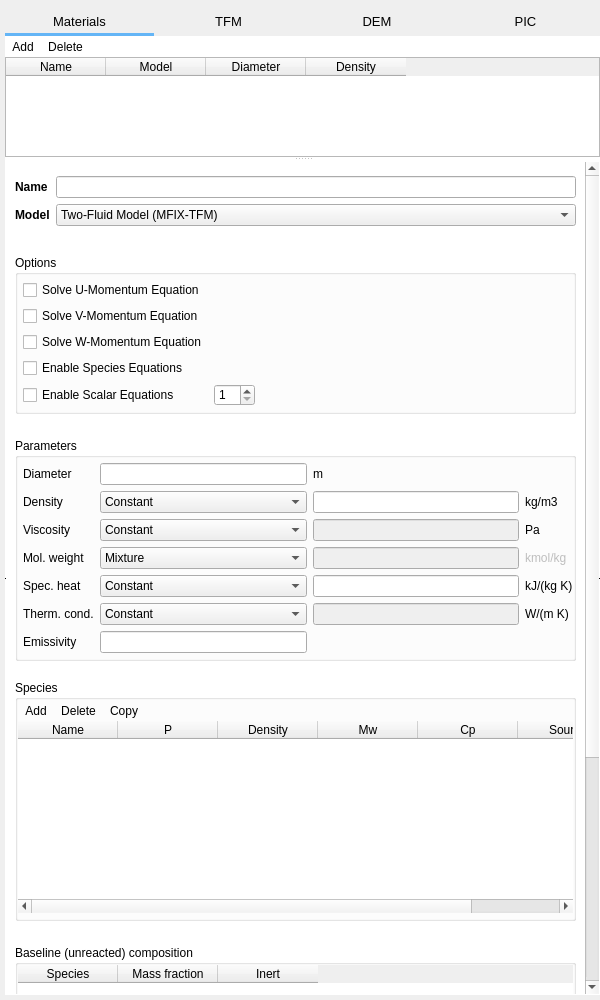
Old version of the form gui/uifiles/solids.ui in the repository truongd8593/mfix.
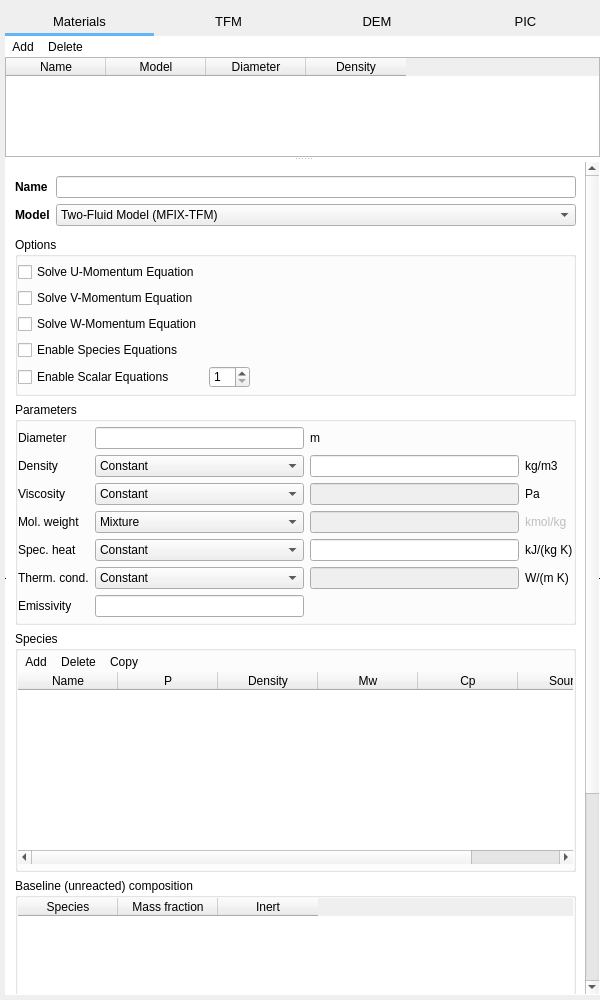
New version of the form. Custom widgets are drawn as their Qt base class.

Commit message: spacers, margins

```diff
--- a/gui/uifiles/solids.ui
+++ b/gui/uifiles/solids.ui
@@ -377,8 +377,8 @@
             <rect>
              <x>0</x>
              <y>0</y>
-             <width>629</width>
-             <height>1195</height>
+             <width>574</width>
+             <height>1104</height>
             </rect>
            </property>
            <property name="sizePolicy">
@@ -391,32 +391,6 @@
             <string notr="true"/>
            </property>
            <layout class="QGridLayout" name="gridLayout_13">
-            <item row="8" column="0">
-             <spacer name="verticalSpacer_8">
-              <property name="orientation">
-               <enum>Qt::Vertical</enum>
-              </property>
-              <property name="sizeHint" stdset="0">
-               <size>
-                <width>20</width>
-                <height>18</height>
-               </size>
-              </property>
-             </spacer>
-            </item>
-            <item row="4" column="0">
-             <spacer name="verticalSpacer_6">
-              <property name="orientation">
-               <enum>Qt::Vertical</enum>
-              </property>
-              <property name="sizeHint" stdset="0">
-               <size>
-                <width>20</width>
-                <height>18</height>
-               </size>
-              </property>
-             </spacer>
-            </item>
             <item row="0" column="0" rowspan="2" colspan="6">
              <widget class="QFrame" name="frame_name_model">
               <property name="frameShape">
@@ -489,7 +463,7 @@
               </layout>
              </widget>
             </item>
-            <item row="3" column="0" colspan="6">
+            <item row="2" column="0" colspan="6">
              <widget class="QGroupBox" name="groupbox_options">
               <property name="title">
                <string>Options</string>
@@ -499,7 +473,7 @@
               </property>
               <layout class="QGridLayout" name="gridLayout_2">
                <property name="leftMargin">
-                <number>5</number>
+                <number>0</number>
                </property>
                <property name="topMargin">
                 <number>5</number>
@@ -568,7 +542,7 @@
               </layout>
              </widget>
             </item>
-            <item row="9" column="0" colspan="6">
+            <item row="5" column="0" colspan="6">
              <widget class="QGroupBox" name="groupbox_baseline">
               <property name="title">
                <string>Baseline (unreacted) composition</string>
@@ -644,20 +618,7 @@
               </layout>
              </widget>
             </item>
-            <item row="2" column="0">
-             <spacer name="verticalSpacer_5">
-              <property name="orientation">
-               <enum>Qt::Vertical</enum>
-              </property>
-              <property name="sizeHint" stdset="0">
-               <size>
-                <width>20</width>
-                <height>18</height>
-               </size>
-              </property>
-             </spacer>
-            </item>
-            <item row="12" column="0" colspan="6">
+            <item row="8" column="0" colspan="6">
              <widget class="QGroupBox" name="groupbox_advanced">
               <property name="title">
                <string>Advanced</string>
@@ -708,20 +669,7 @@
               </layout>
              </widget>
             </item>
-            <item row="6" column="0">
-             <spacer name="verticalSpacer_7">
-              <property name="orientation">
-               <enum>Qt::Vertical</enum>
-              </property>
-              <property name="sizeHint" stdset="0">
-               <size>
-                <width>20</width>
-                <height>13</height>
-               </size>
-              </property>
-             </spacer>
-            </item>
-            <item row="11" column="0">
+            <item row="7" column="0">
              <spacer name="verticalSpacer_10">
               <property name="orientation">
                <enum>Qt::Vertical</enum>
@@ -734,7 +682,7 @@
               </property>
              </spacer>
             </item>
-            <item row="5" column="0" colspan="6">
+            <item row="3" column="0" colspan="6">
              <widget class="QGroupBox" name="groupBox_solids_parameters">
               <property name="title">
                <string>Parameters</string>
@@ -744,7 +692,7 @@
               </property>
               <layout class="QGridLayout" name="gridLayout_6">
                <property name="leftMargin">
-                <number>5</number>
+                <number>0</number>
                </property>
                <property name="topMargin">
                 <number>5</number>
@@ -1029,7 +977,7 @@
               <zorder>label_d_p0_units</zorder>
              </widget>
             </item>
-            <item row="7" column="0" colspan="6">
+            <item row="4" column="0" colspan="6">
              <widget class="QGroupBox" name="groupbox_species">
               <property name="title">
                <string>Species</string>
@@ -3338,16 +3286,16 @@
   </layout>
  </widget>
  <customwidgets>
-  <customwidget>
-   <class>LineEdit</class>
-   <extends>QLineEdit</extends>
-   <header>widgets/base</header>
-  </customwidget>
   <customwidget>
    <class>CheckBox</class>
    <extends>QCheckBox</extends>
    <header>widgets/base</header>
   </customwidget>
+  <customwidget>
+   <class>LineEdit</class>
+   <extends>QLineEdit</extends>
+   <header>widgets/base</header>
+  </customwidget>
   <customwidget>
    <class>ComboBox</class>
    <extends>QComboBox</extends>
```
The commit also changes 2 other files.
